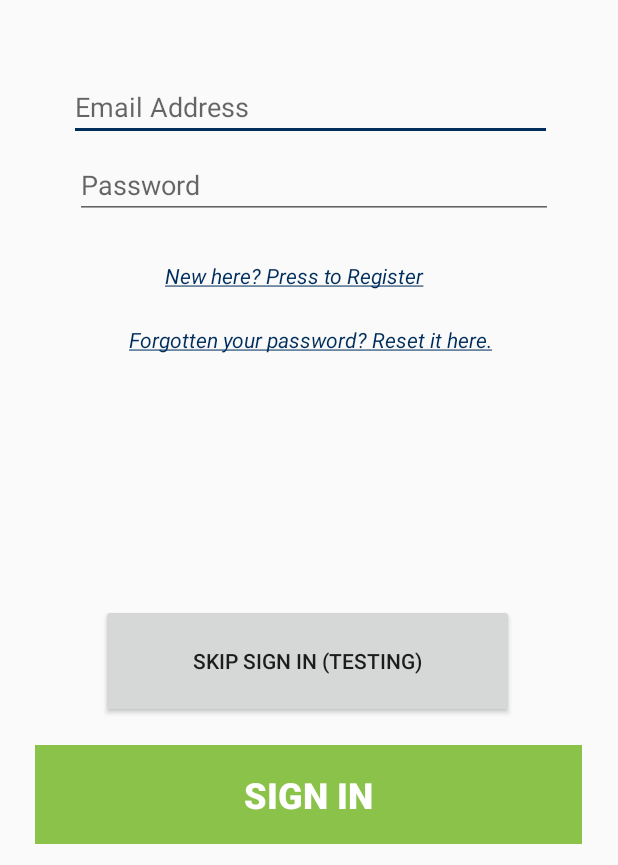
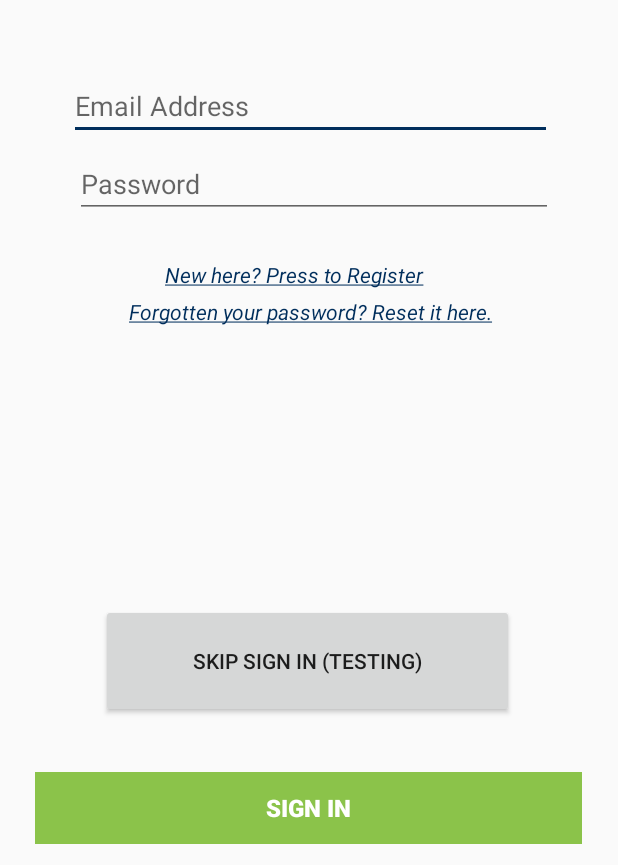
Before and after one commit to z5208577/INFS3605Assignment, an Android app: the screen it shows after launch (MainActivity), on a phone screen of 412 x 824 dp, the part 371-1236 px from its top. Run offline under Robolectric (Android 15) with nearby library versions, the phone set to English and light mode, and no system bars; our stand-ins replace Firebase (no records; nobody signed in at launch, a user with empty details on screens opened directly).

Commit message:
Standardise constraints, font and colours

```diff
--- a/app/src/main/res/layout/activity_forgotten_password.xml
+++ b/app/src/main/res/layout/activity_forgotten_password.xml
@@ -8,8 +8,8 @@
 
     <Button
         android:id="@+id/sendResetEmail"
-        android:layout_width="210dp"
-        android:layout_height="37dp"
+        android:layout_width="300dp"
+        android:layout_height="wrap_content"
         android:layout_marginTop="16dp"
         android:background="#8BC34A"
         android:text="Recover Sign In Details"
@@ -73,7 +73,7 @@
         android:id="@+id/textView5"
         android:layout_width="wrap_content"
         android:layout_height="wrap_content"
-        android:layout_marginTop="8dp"
+        android:layout_marginTop="5dp"
         android:text="Login emails will be detailed to you."
         android:textColor="#002E5C"
         app:layout_constraintEnd_toEndOf="parent"
--- a/app/src/main/res/layout/activity_main.xml
+++ b/app/src/main/res/layout/activity_main.xml
@@ -18,10 +18,10 @@
         android:layout_alignParentRight="true"
         android:layout_centerHorizontal="true"
         android:layout_marginStart="46dp"
-        android:layout_marginLeft="46dp"
-        android:layout_marginTop="240dp"
+        android:layout_marginLeft="20dp"
+        android:layout_marginTop="239dp"
         android:layout_marginEnd="44dp"
-        android:layout_marginRight="44dp"
+        android:layout_marginRight="20dp"
         android:ems="10"
         android:hint="Email Address"
         android:inputType="textPersonName" />
@@ -36,18 +36,18 @@
         android:layout_alignParentEnd="true"
         android:layout_alignParentRight="true"
         android:layout_marginStart="50dp"
-        android:layout_marginLeft="50dp"
+        android:layout_marginLeft="20dp"
         android:layout_marginTop="52dp"
         android:layout_marginEnd="43dp"
-        android:layout_marginRight="43dp"
+        android:layout_marginRight="20dp"
         android:ems="10"
         android:hint="Password"
         android:inputType="textPassword" />
 
     <Button
         android:id="@+id/signIn"
-        android:layout_width="364dp"
-        android:layout_height="66dp"
+        android:layout_width="300dp"
+        android:layout_height="wrap_content"
         android:layout_alignParentStart="true"
         android:layout_alignParentLeft="true"
         android:layout_alignParentEnd="true"
@@ -55,15 +55,15 @@
         android:layout_alignParentBottom="true"
         android:layout_centerHorizontal="true"
         android:layout_marginStart="23dp"
-        android:layout_marginLeft="23dp"
+        android:layout_marginLeft="20dp"
         android:layout_marginEnd="24dp"
-        android:layout_marginRight="24dp"
+        android:layout_marginRight="20dp"
         android:layout_marginBottom="14dp"
         android:background="#8BC34A"
         android:enabled="false"
         android:text="Sign In"
         android:textColor="#FFFFFF"
-        android:textSize="24sp"
+        android:textSize="16sp"
         android:textStyle="bold" />
 
     <TextView
@@ -77,17 +77,17 @@
         android:layout_alignParentRight="true"
         android:layout_centerInParent="true"
         android:layout_marginStart="110dp"
-        android:layout_marginLeft="110dp"
+        android:layout_marginLeft="20dp"
         android:layout_marginTop="125dp"
         android:layout_marginEnd="88dp"
-        android:layout_marginRight="88dp"
+        android:layout_marginRight="20dp"
         android:text="New here? Register!"
         android:textColor="#002E5C"
         android:textStyle="italic" />
 
     <Button
         android:id="@+id/resendCode"
-        android:layout_width="267dp"
+        android:layout_width="240dp"
         android:layout_height="wrap_content"
         android:layout_alignParentStart="true"
         android:layout_alignParentLeft="true"
@@ -96,14 +96,14 @@
         android:layout_alignParentBottom="true"
         android:layout_centerHorizontal="true"
         android:layout_marginStart="67dp"
-        android:layout_marginLeft="67dp"
+        android:layout_marginLeft="60dp"
         android:layout_marginEnd="77dp"
-        android:layout_marginRight="77dp"
+        android:layout_marginRight="60dp"
         android:layout_marginBottom="199dp"
         android:background="#002E5C"
         android:text="Resend Code"
         android:textColor="#FFFFFF"
-        android:textSize="18sp"
+        android:textSize="16sp"
         android:textStyle="bold"
         android:visibility="invisible"
         tools:visibility="visible" />
@@ -153,10 +153,10 @@
         android:layout_alignParentRight="true"
         android:layout_centerHorizontal="true"
         android:layout_marginStart="86dp"
-        android:layout_marginLeft="86dp"
-        android:layout_marginTop="23dp"
+        android:layout_marginLeft="20dp"
+        android:layout_marginTop="5dp"
         android:layout_marginEnd="41dp"
-        android:layout_marginRight="41dp"
+        android:layout_marginRight="20dp"
         android:text="Forgot your password? Reset it here."
         android:textColor="#002E5C"
         android:textStyle="italic" />
--- a/app/src/main/res/layout/nav_header.xml
+++ b/app/src/main/res/layout/nav_header.xml
@@ -21,7 +21,8 @@
         android:id="@+id/drawerUserName"
         android:layout_width="match_parent"
         android:layout_height="wrap_content"
-        android:text="TextView" />
+        android:text="TextView"
+        android:textColorHint="#FFFFFF" />
 
     <TextView
         android:id="@+id/drawerUserEmail"
```
Also changed, not shown: app/src/main/res/layout/activity_register.xml (+4 -3 lines), app/src/main/res/layout/fragment_home.xml (+14 -14 lines).
